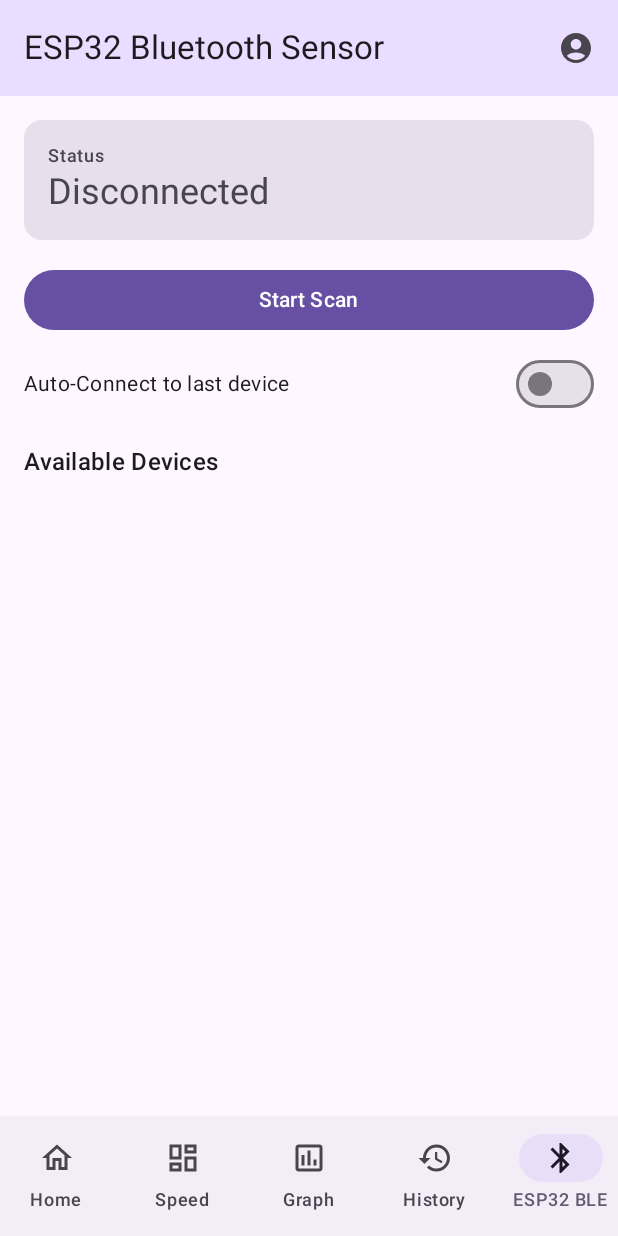
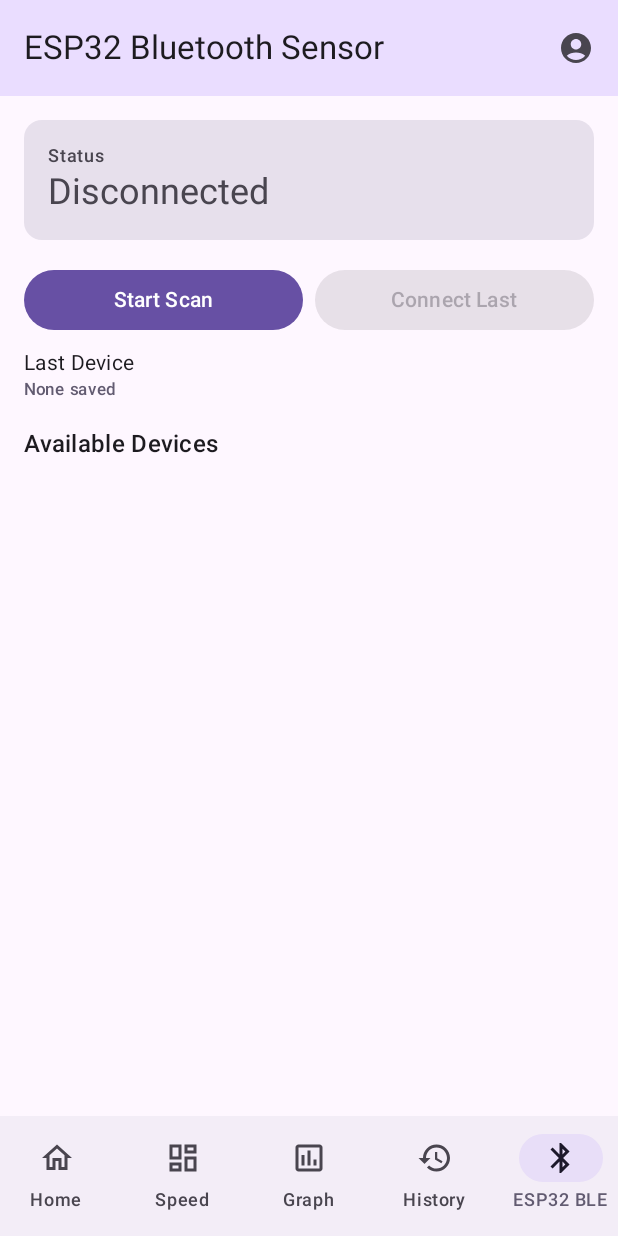
Before and after one commit to dnhshl/SimpleFitness2026, an Android app built with Jetpack Compose: the screen it shows after launch (MainActivity), item 5 of the bottom bar chosen, on a phone screen of 412 x 824 dp. Run offline under Robolectric (Android 15) with nearby library versions, the phone set to English and light mode, and no system bars; our stand-ins replace Firebase (no records; nobody signed in at launch, a user with empty details on screens opened directly), Navigation 3, Room's generated code; libraries missing offline, so code that uses them is left out: com.juul.kable.

Commit message:
BLE V1.1

```diff
--- a/app/src/main/java/com/example/main/ui/screens/BLEScreen.kt
+++ b/app/src/main/java/com/example/main/ui/screens/BLEScreen.kt
@@ -39,18 +39,31 @@ fun BleScreen(viewModel: AppViewModel) {
             // 1. Connection Status Card
             ConnectionStatusCard(uiState.connectionState, onDisconnect = { viewModel.disconnect() })
 
-            // 2. Scan Controls & Auto-Connect
+            // 2. Scan Controls & Last Device Connect (Point a, c)
             val persistentState by viewModel.persistentUiState.collectAsState()
 
             Column(verticalArrangement = Arrangement.spacedBy(8.dp)) {
                 if (uiState.connectionState == ConnectionState.Disconnected) {
+                    Row(
+                        modifier = Modifier.fillMaxWidth(),
+                        horizontalArrangement = Arrangement.spacedBy(8.dp)
+                    ) {
                         Button(
                             onClick = {
                                 if (uiState.isScanning) viewModel.stopScanning() else viewModel.startScanning()
                             },
-                        modifier = Modifier.fillMaxWidth()
+                            modifier = Modifier.weight(1f)
                         ) {
                             Text(stringResource(if (uiState.isScanning) R.string.btn_stop_scan else R.string.btn_scan))
+                        }
+
+                        Button(
+                            onClick = { viewModel.connectToLastDevice() },
+                            modifier = Modifier.weight(1f),
+                            enabled = persistentState.lastUsedDeviceAddress.isNotBlank()
+                        ) {
+                            Text("Connect Last")
+                        }
                     }
                 }
 
@@ -59,19 +72,14 @@ fun BleScreen(viewModel: AppViewModel) {
                     verticalAlignment = Alignment.CenterVertically,
                     horizontalArrangement = Arrangement.SpaceBetween
                 ) {
-                    Text("Auto-Connect to last device", style = MaterialTheme.typography.bodyMedium)
-                    Switch(
-                        checked = persistentState.autoConnectEnabled,
-                        onCheckedChange = { viewModel.toggleAutoConnect(it) }
-                    )
-                }
-
-                if (persistentState.autoConnectEnabled && persistentState.lastUsedDeviceAddress.isEmpty()) {
+                    Column {
+                        Text("Last Device", style = MaterialTheme.typography.bodyMedium)
                         Text(
-                        "Connect to a device manually first to enable auto-connect.",
+                            text = if (persistentState.lastUsedDeviceAddress.isNotBlank()) persistentState.lastUsedDeviceAddress else "None saved",
                             style = MaterialTheme.typography.labelSmall,
                             color = MaterialTheme.colorScheme.secondary
                         )
+                    }
                 }
             }
 
@@ -84,14 +92,6 @@ fun BleScreen(viewModel: AppViewModel) {
                     isScanning = uiState.isScanning,
                     onDeviceClick = { viewModel.connectToDevice(it.address) },
                     modifier = Modifier.weight(1f)
-                )
-            }
-
-            // 4. Error Message
-            uiState.errorMessage?.let { error ->
-                Text(
-                    text = stringResource(R.string.error_prefix, error),
-                    color = MaterialTheme.colorScheme.error
                 )
             }
         }
```
Also changed, not shown: app/src/main/java/com/example/main/statemgmt/AppViewModel.kt (+76 -11 lines), app/src/main/java/com/example/main/statemgmt/DataStoreManager.kt (+4 -8 lines), 1 other file. Lines whose indentation alone changed are shown as unchanged.
